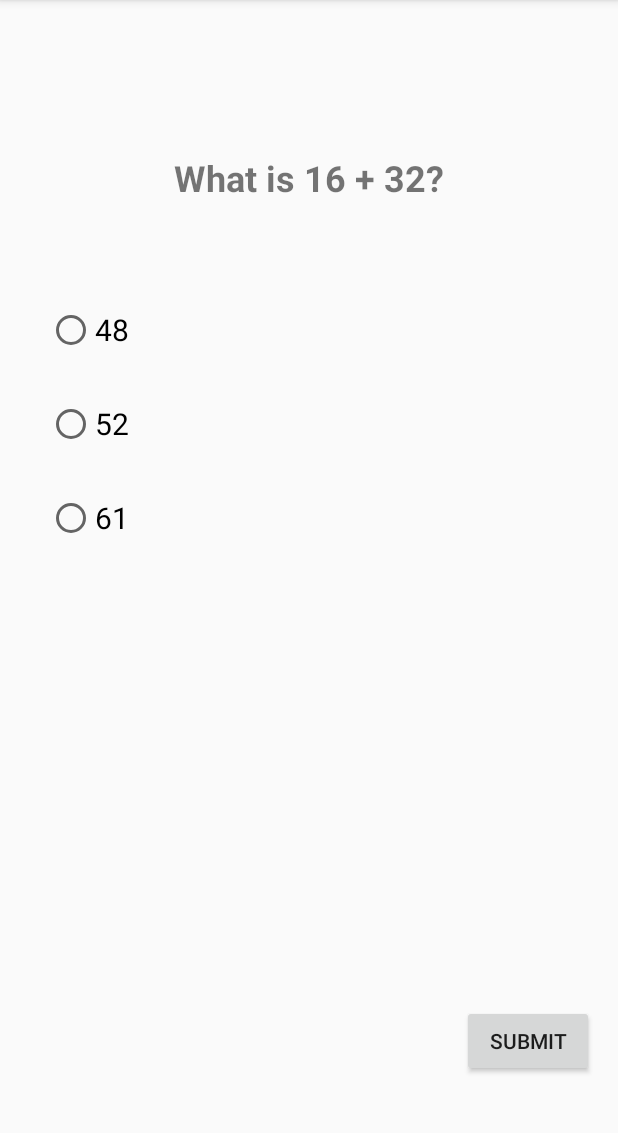
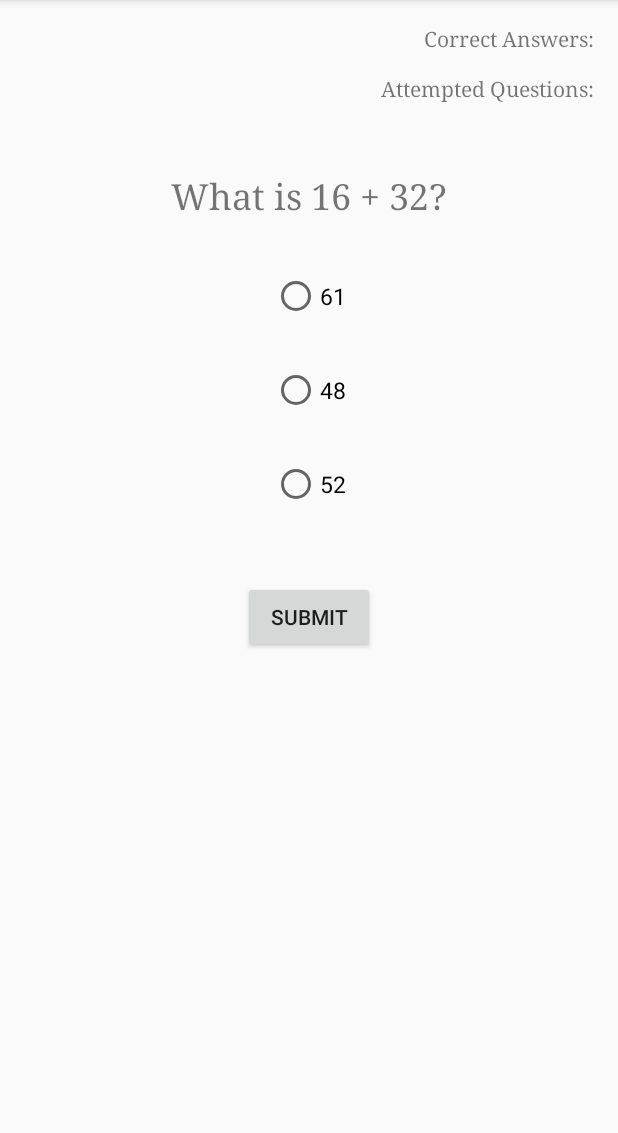
Before and after one commit to JaviMera/Quiz-App-Extended, an Android app: the screen it shows after launch (QuizActivity), after a tap on "SUBMIT", on a phone screen of 412 x 824 dp, the part 84-1217 px from its top. Run offline under Robolectric (Android 15) with nearby library versions, the phone set to English and light mode, and no system bars.

Commit message:
Modified code to where the submit button, upon pressing it, it will display the Toast message. The radio buttons are only there to set the selected answer to the current question.

```diff
--- a/app/src/main/java/com/quiz/javi/quizapp/Quiz.java
+++ b/app/src/main/java/com/quiz/javi/quizapp/Quiz.java
@@ -12,8 +12,11 @@ import teamtreehouse.quizapp.QuestionBank;
 public class Quiz {
 
     private List<Question> mQuestions;
+    private int mCurrent;
 
     public Quiz(QuestionBank qBank){
+
+        mCurrent = 0;
         mQuestions = new ArrayList<>();
 
         // Get the length of only one of the arrays, as all of them have the same number of elements
@@ -31,8 +34,11 @@ public class Quiz {
         }
     }
 
-    public Question getQuestion(int questionNumber) {
-        return mQuestions.get(questionNumber % totalQuestions());
+    public Question getQuestion() {
+        Question question = mQuestions.get(mCurrent % totalQuestions());
+        mCurrent++;
+
+        return question;
     }
 
     public int totalQuestions() {
--- a/app/src/main/java/com/quiz/javi/quizapp/QuizActivity.java
+++ b/app/src/main/java/com/quiz/javi/quizapp/QuizActivity.java
@@ -1,23 +1,16 @@
 package com.quiz.javi.quizapp;
 
 import android.content.Context;
-import android.media.Image;
-import android.support.annotation.NonNull;
 import android.support.v7.app.AppCompatActivity;
 import android.os.Bundle;
 import android.support.v7.widget.AppCompatButton;
-import android.util.Log;
 import android.util.SparseArray;
 import android.view.View;
-import android.widget.Button;
-import android.widget.ImageButton;
 import android.widget.RadioButton;
 import android.widget.RadioGroup;
 import android.widget.TextView;
 import android.widget.Toast;
 
-import java.util.ArrayList;
-import java.util.Collection;
 import java.util.LinkedList;
 import java.util.Locale;
 import java.util.Queue;
@@ -27,7 +20,7 @@ import teamtreehouse.quizapp.QuestionBank;
 public class QuizActivity extends AppCompatActivity implements QuizActivityView{
 
     private boolean mNextQuestionButtonClicked;
-    private int mCurrentQuestion;
+    private Question mCurrentQuestion;
 
     private QuizActivityPresenter mPresenter;
     private Quiz mQuiz;
@@ -35,7 +28,7 @@ public class QuizActivity extends AppCompatActivity implements QuizActivityView{
 
     TextView mQuestionTextView;
     RadioGroup mAnswersRadioGroup;
-    AppCompatButton mNextQuestionButton;
+    AppCompatButton mSubmitButton;
 
     @Override
     protected void onCreate(Bundle savedInstanceState) {
@@ -45,28 +38,30 @@ public class QuizActivity extends AppCompatActivity implements QuizActivityView{
         mAnswerButtons = new SparseArray<>();
         QuestionBank qBank = new QuestionBank();
         mQuiz = new Quiz(qBank);
-        mCurrentQuestion = 0;
         mPresenter = new QuizActivityPresenter(this);
 
-        mNextQuestionButton = getView(R.id.nextQuestionButton);
-        mNextQuestionButton.setOnClickListener(new View.OnClickListener() {
+        mSubmitButton = getView(R.id.submitButton);
+        mSubmitButton.setOnClickListener(new View.OnClickListener() {
             @Override
             public void onClick(View v) {
+
+                String toastMessage = getResultMessage(mCurrentQuestion );
+                displayResult(v.getContext(), toastMessage);
+
                 // Use this flag to not call the Toast message code, inside of CheckedChange, when the Next button is pressed
                 mNextQuestionButtonClicked = true;
 
                 mAnswersRadioGroup.clearCheck();
-                mCurrentQuestion++;
-                Question newQuestion = mQuiz.getQuestion(mCurrentQuestion);
-                displayQuestion(newQuestion);
+                mCurrentQuestion = mQuiz.getQuestion();
+                setQuestion(mCurrentQuestion);
 
-                if(newQuestion.getReviewed())
+                if(mCurrentQuestion.getReviewed())
                 {
                     for (int child = 0; child < mAnswersRadioGroup.getChildCount(); child++) {
                         RadioButton rButton = (RadioButton) mAnswersRadioGroup.getChildAt(child);
                         int rButtonAnswer = Integer.parseInt(rButton.getText().toString());
 
-                        if(newQuestion.getAnswerSelected() == rButtonAnswer){
+                        if(mCurrentQuestion.getAnswerSelected() == rButtonAnswer){
                             mAnswerButtons.get(rButton.getId()).setChecked(true);
                         }
                     }
@@ -78,6 +73,7 @@ public class QuizActivity extends AppCompatActivity implements QuizActivityView{
 
         mQuestionTextView = getView(R.id.questionTextView);
         mAnswersRadioGroup = getView(R.id.radioButtonGroup);
+
         for(int child = 0 ; child < mAnswersRadioGroup.getChildCount(); child++)
         {
             RadioButton rButton = (RadioButton)mAnswersRadioGroup.getChildAt(child);
@@ -86,8 +82,8 @@ public class QuizActivity extends AppCompatActivity implements QuizActivityView{
 
         mAnswersRadioGroup.setOnCheckedChangeListener(checkedListener());
 
-        Question question = mQuiz.getQuestion(mCurrentQuestion);
-        displayQuestion(question);
+        mCurrentQuestion = mQuiz.getQuestion();
+        setQuestion(mCurrentQuestion);
     }
 
     private RadioGroup.OnCheckedChangeListener checkedListener() {
@@ -104,13 +100,10 @@ public class QuizActivity extends AppCompatActivity implements QuizActivityView{
                     return;
 
                 RadioButton rButton = mAnswerButtons.get(checkedId);
-                Question question = mQuiz.getQuestion(mCurrentQuestion);
+                mCurrentQuestion = mQuiz.getQuestion();
                 int answerSelected = Integer.parseInt(rButton.getText().toString());
-                question.setAnswerSelected(answerSelected);
-                question.setReviewed(true);
-
-                String toastMessage = getResultMessage(question);
-                displayResult(group.getContext(), toastMessage);
+                mCurrentQuestion .setAnswerSelected(answerSelected);
+                mCurrentQuestion .setReviewed(true);
             }
         };
     }
@@ -126,7 +119,7 @@ public class QuizActivity extends AppCompatActivity implements QuizActivityView{
         rButton.setText(text);
     }
 
-    private void displayQuestion(Question question){
+    private void setQuestion(Question question){
 
         mPresenter.updateQuestionTextView(question.getText());
 
--- a/app/src/main/res/layout/activity_quiz.xml
+++ b/app/src/main/res/layout/activity_quiz.xml
@@ -10,28 +10,23 @@
     android:paddingTop="@dimen/activity_vertical_margin"
     tools:context="com.quiz.javi.quizapp.QuizActivity">
 
-    <TextView
-        android:id="@+id/questionTextView"
-        android:layout_width="match_parent"
-        android:layout_height="wrap_content"
-        android:gravity="center"
-        android:layout_alignParentTop="true"
-        android:layout_marginTop="86dp"
-        android:textSize="24sp"
-        android:typeface="serif"
-        android:fontFamily="sans-serif"
-        android:textStyle="normal|bold"
-        android:textAlignment="center" />
-
     <RadioGroup
         android:id="@+id/radioButtonGroup"
         android:layout_width="match_parent"
         android:layout_height="wrap_content"
-        android:layout_marginTop="54dp"
+        android:layout_marginTop="20dp"
         android:filterTouchesWhenObscured="false"
         android:layout_below="@+id/questionTextView"
         android:layout_alignParentLeft="true"
         android:layout_alignParentStart="true">
+
+        <RadioButton
+            android:id="@+id/radioButton3"
+            android:layout_width="wrap_content"
+            android:layout_height="wrap_content"
+            android:layout_margin="15dp"
+            android:layout_gravity="center"
+            android:textSize="15sp"/>
 
         <RadioButton
             android:id="@+id/radioButton1"
@@ -39,35 +34,57 @@
             android:layout_height="wrap_content"
             android:checked="false"
             android:layout_margin="15dp"
-            android:layout_gravity="start"
-            android:textSize="20sp"/>
+            android:layout_gravity="center"
+            android:textSize="15sp" />
 
         <RadioButton
             android:id="@+id/radioButton2"
-            android:textSize="20sp"
+            android:textSize="15sp"
             android:layout_width="wrap_content"
             android:layout_height="wrap_content"
             android:layout_margin="15dp"
-            android:layout_gravity="start" />
-
-        <RadioButton
-            android:id="@+id/radioButton3"
-            android:layout_width="wrap_content"
-            android:layout_height="wrap_content"
-            android:layout_margin="15dp"
-            android:layout_gravity="start"
-            android:textSize="20sp"/>
+            android:layout_gravity="center" />
 
     </RadioGroup>
 
+    <TextView
+        android:id="@+id/correctAnswersTextView"
+        android:text="@string/correct_answers"
+        android:layout_width="wrap_content"
+        android:layout_height="wrap_content"
+        android:layout_alignParentTop="true"
+        android:layout_alignParentRight="true"
+        android:layout_alignParentEnd="true"
+        android:typeface="serif" />
+
+    <TextView
+        android:id="@+id/numberOfAttemptsTextView"
+        android:text="@string/attempted_questions"
+        android:layout_width="wrap_content"
+        android:layout_height="wrap_content"
+        android:layout_below="@+id/correctAnswersTextView"
+        android:layout_alignParentRight="true"
+        android:layout_alignParentEnd="true"
+        android:layout_marginTop="14dp"
+        android:typeface="serif" />
+
     <Button
-        android:id="@+id/nextQuestionButton"
+        android:id="@+id/submitButton"
         android:text="@string/submit_button"
         android:layout_width="wrap_content"
         android:layout_height="wrap_content"
-        android:layout_alignParentBottom="true"
-        android:layout_alignParentRight="true"
-        android:layout_alignParentEnd="true"
-        android:layout_marginBottom="34dp" />
+        android:layout_below="@+id/radioButtonGroup"
+        android:layout_centerHorizontal="true"
+        android:layout_marginTop="33dp" />
+
+    <TextView
+        android:id="@+id/questionTextView"
+        android:layout_width="wrap_content"
+        android:layout_height="wrap_content"
+        android:layout_marginTop="46dp"
+        android:textSize="24sp"
+        android:layout_below="@+id/numberOfAttemptsTextView"
+        android:layout_centerHorizontal="true"
+        android:typeface="serif" />
 
 </RelativeLayout>
--- a/app/src/main/res/values/strings.xml
+++ b/app/src/main/res/values/strings.xml
@@ -2,4 +2,6 @@
     <string name="app_name">Quiz App</string>
     <string name="next_question">Go to Next Question</string>
     <string name="submit_button">Submit</string>
+    <string name="attempted_questions">Attempted Questions:</string>
+    <string name="correct_answers">Correct Answers:</string>
 </resources>
```
Also changed, not shown: 2 other files.
